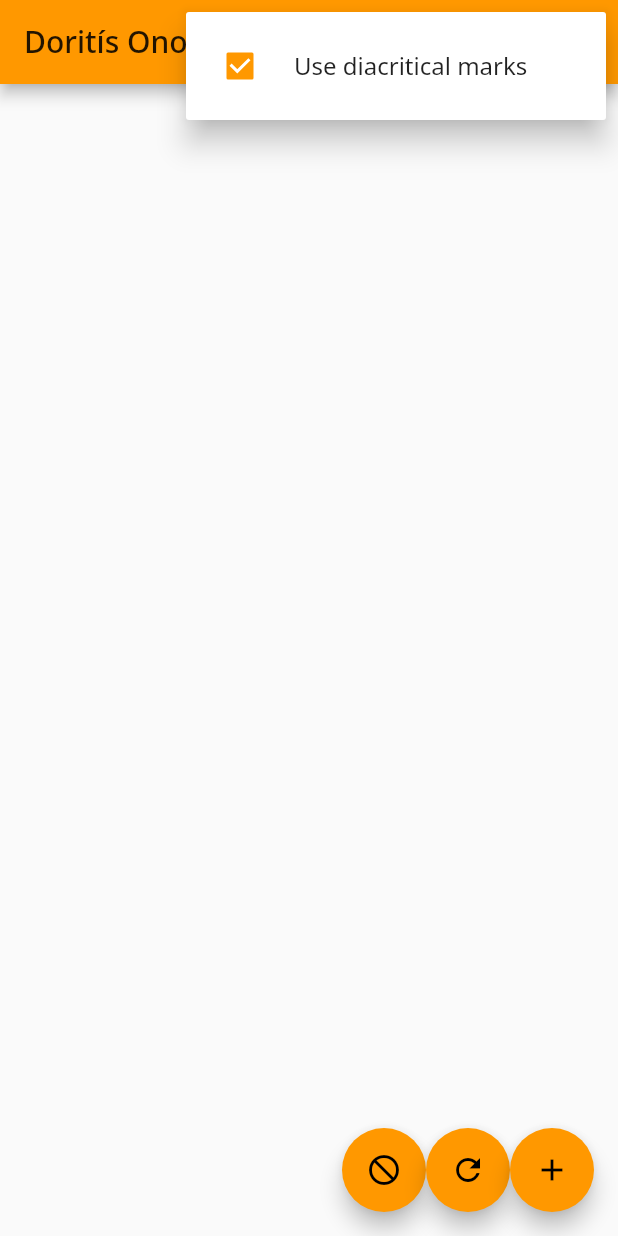
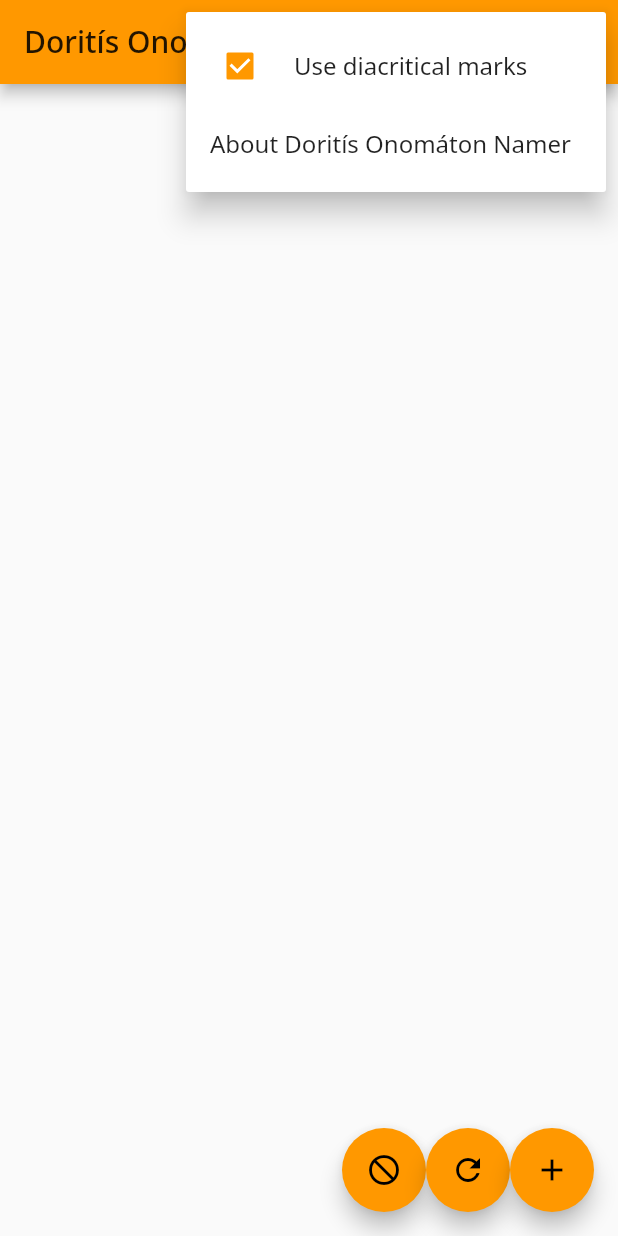
Before and after one commit to jcolag/doritis-onomaton, a Flutter app: the NameGiverHome screen opened directly, after a tap on the "more vert" icon, on a phone screen of 412 x 824 dp. Run offline on Flutter 3.47's test engine with Material 2 defaults, Android fonts, the light colour scheme and no system bars; missing offline and left inert: unorm_dart; project files that could hold a hidden picture were left out.

Commit message:
Add a (placebo) menu item for an about box

```diff
--- a/lib/main.dart
+++ b/lib/main.dart
@@ -179,7 +179,7 @@ class NameGiver extends StatelessWidget {
         fontFamily: 'NotoSans',
         primarySwatch: Colors.orange,
       ),
-      home: NameGiverHome(title: 'Doritís Onomáton Name List'),
+      home: NameGiverHome(title: 'Doritís Onomáton Namer'),
     );
   }
 }
@@ -329,6 +329,9 @@ class _NameGiverState extends State<NameGiverHome> {
                   value: _useDiacriticals,
                 ),
               ),
+              PopupMenuItem(
+                child:  Text('About ${widget.title}'),
+              ),
             ],
           ),
         ],
```
